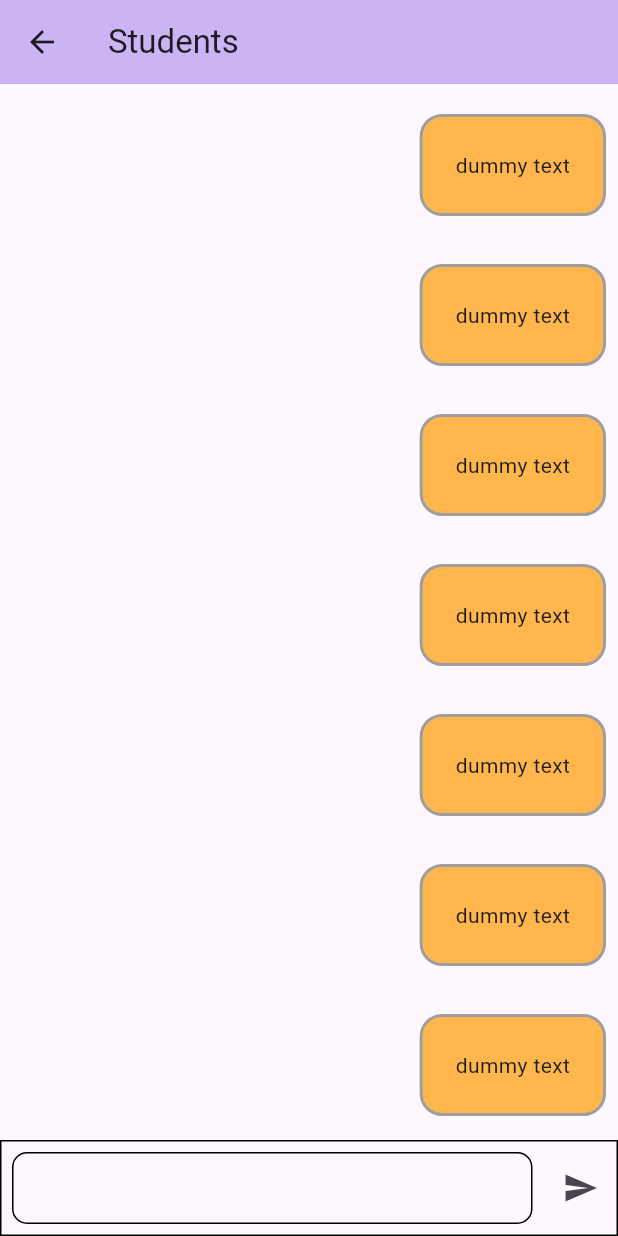
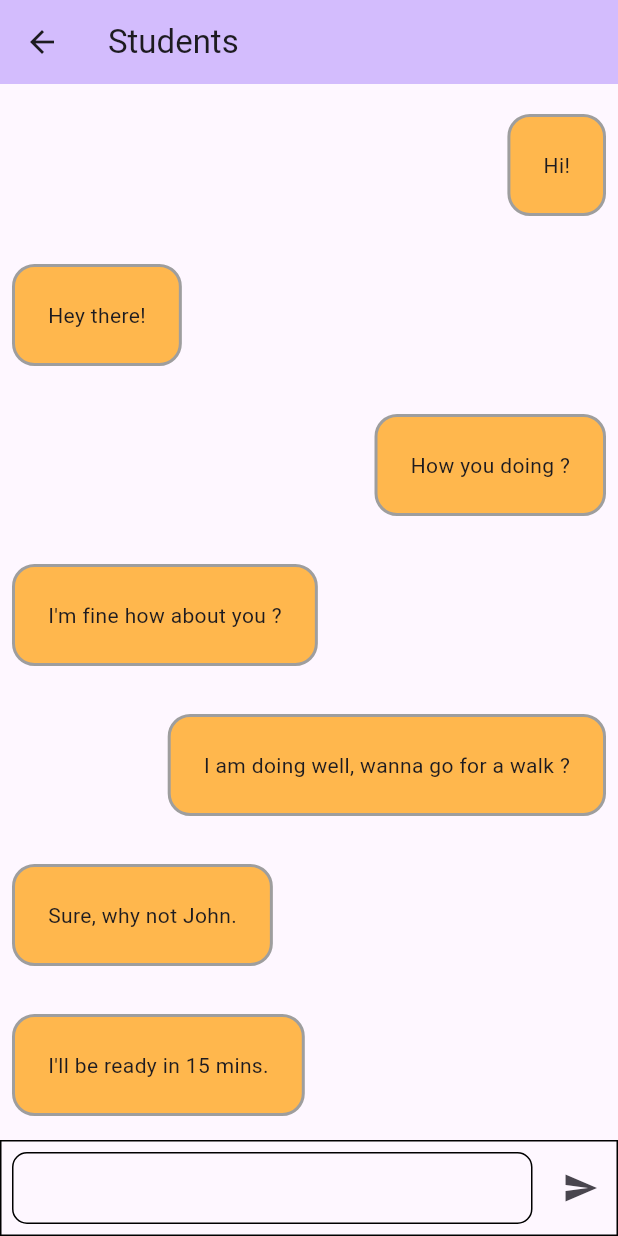
Before and after one commit to OsmanCanCinar/Flutter_BootCamp, a Flutter app: the screen it shows after launch, in the side drawer, after a tap on "Messages", on a phone screen of 412 x 824 dp. Run offline on Flutter 3.47's test engine with Material 3 defaults, Android fonts, the phone set to English and light mode, and no system bars.

Commit message:
Add basic repository pattern

```diff
--- a/lib/main.dart
+++ b/lib/main.dart
@@ -63,13 +63,14 @@ class _HomePageState extends State<HomePage> {
     }));
   }
 
-  void _navigateToMessagePage(BuildContext context) {
-    Navigator.of(context).push(MaterialPageRoute(builder: (context) {
+  Future<void> _navigateToMessagePage(BuildContext context) async {
+    await Navigator.of(context).push(MaterialPageRoute(builder: (context) {
       return MessagesPage(
         title: 'Students',
         repository: messagesRepository,
       );
     }));
+    setState(() {}); // Before riverpod
   }
 
   @override
@@ -134,7 +135,7 @@ class _HomePageState extends State<HomePage> {
                   // Navigator.of(context).pushNamed('/messages');
                   _navigateToMessagePage(context);
                 },
-                child: Text("${messagesRepository.messages.length} Messages")),
+                child: Text("${messagesRepository.newMessageCount} Messages")),
           ],
         ),
       ),
--- a/lib/pages/messages_page.dart
+++ b/lib/pages/messages_page.dart
@@ -5,19 +5,27 @@ import 'package:flutter/cupertino.dart';
 import 'package:flutter/material.dart';
 import 'package:flutter/rendering.dart';
 import 'package:flutter/widgets.dart';
+import 'package:flutter_skeleton/models/message.dart';
 import 'package:flutter_skeleton/repositories/messages_repository.dart';
 
 class MessagesPage extends StatefulWidget {
   final String title;
+  final MessagesRepository repository;
 
   const MessagesPage(
-      {super.key, required this.title, required MessagesRepository repository});
+      {super.key, required this.title, required this.repository});
 
   @override
   State<MessagesPage> createState() => _MessagesPageState();
 }
 
 class _MessagesPageState extends State<MessagesPage> {
+  @override
+  void initState() {
+    widget.repository.newMessageCount = 0;
+    super.initState();
+  }
+
   @override
   Widget build(BuildContext context) {
     return Scaffold(
@@ -30,32 +38,15 @@ class _MessagesPageState extends State<MessagesPage> {
           Expanded(
             child: ListView.builder(
               reverse: true,
+              itemCount: widget.repository.messages.length,
               itemBuilder: (context, index) {
-                bool isCurrentUser = Random().nextBool();
-                bool isShortText = Random().nextBool();
-                return Align(
-                  alignment: isCurrentUser
-                      ? Alignment.centerRight
-                      : Alignment.centerLeft,
-                  child: Padding(
-                    padding: const EdgeInsets.symmetric(
-                        horizontal: 8.0, vertical: 16.0),
-                    child: DecoratedBox(
-                      decoration: BoxDecoration(
-                        color: Colors.orange.shade300,
-                        border: Border.all(color: Colors.grey, width: 2),
-                        borderRadius:
-                            const BorderRadius.all(Radius.circular(15)),
-                      ),
-                      child: Padding(
-                        padding: const EdgeInsets.all(24.0),
-                        child: isShortText
-                            ? const Text('dummy text')
-                            : const Text('dummy text dummy text dummy text'),
-                      ),
-                    ),
-                  ),
-                );
+                // bool isCurrentUser = Random().nextBool();
+                // return MessagesWidget(isCurrentUser: isCurrentUser);
+                if (index > widget.repository.messages.length) {
+                  return null;
+                }
+                return MessagesWidget(widget.repository
+                    .messages[widget.repository.messages.length - index - 1]);
               },
             ),
           ),
@@ -95,3 +86,39 @@ class _MessagesPageState extends State<MessagesPage> {
     );
   }
 }
+
+class MessagesWidget extends StatelessWidget {
+  final Message message;
+
+  // final bool isCurrentUser;
+
+  const MessagesWidget(
+    this.message, {
+    super.key,
+    // required this.isCurrentUser,
+  });
+
+  @override
+  Widget build(BuildContext context) {
+    return Align(
+      // alignment: isCurrentUser
+      alignment: message.sender == 'John'
+          ? Alignment.centerRight
+          : Alignment.centerLeft,
+      child: Padding(
+        padding: const EdgeInsets.symmetric(horizontal: 8.0, vertical: 16.0),
+        child: DecoratedBox(
+          decoration: BoxDecoration(
+            color: Colors.orange.shade300,
+            border: Border.all(color: Colors.grey, width: 2),
+            borderRadius: const BorderRadius.all(Radius.circular(15)),
+          ),
+          child: Padding(
+            padding: const EdgeInsets.all(24.0),
+            child: false ? const Text('dummy text') : Text(message.message),
+          ),
+        ),
+      ),
+    );
+  }
+}
--- a/lib/repositories/messages_repository.dart
+++ b/lib/repositories/messages_repository.dart
@@ -28,8 +28,12 @@ class MessagesRepository {
       time: DateTime.now().subtract(const Duration(minutes: 1)),
     ),
     Message(
-        message: "Sure, why not John. I'll be ready in 15 mins",
+        message: "Sure, why not John.", sender: "Kate", time: DateTime.now()),
+    Message(
+        message: "I'll be ready in 15 mins.",
         sender: "Kate",
         time: DateTime.now()),
   ];
+
+  int newMessageCount = 4;
 }
```
Also changed, not shown: lib/pages/students_page.dart (+49 -12 lines), lib/pages/teachers_page.dart (+4 -4 lines), lib/repositories/students_repository.dart (+14 -0 lines).
